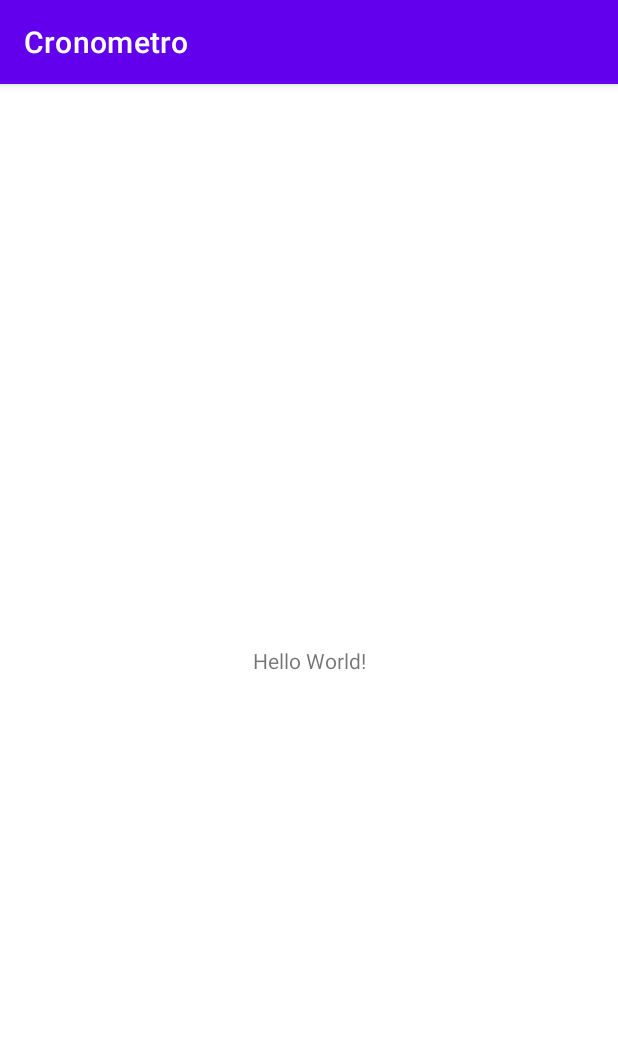
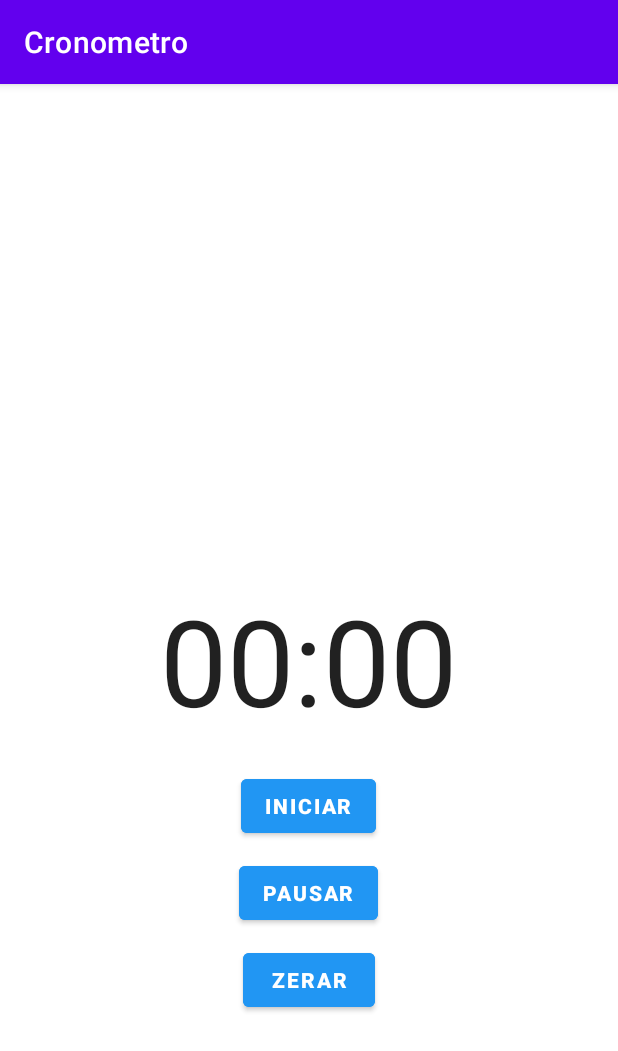
Before and after one commit to brgillian/AppCronometro, an Android app: the screen it shows after launch (MainActivity), on a phone screen of 412 x 824 dp. Shown: the top 1051 px of the screen. Run offline under Robolectric (Android 15) with nearby library versions, the phone set to English and light mode, and no system bars.

Commit message:
Layout do cronômetro

```diff
--- a/projeto/app/src/main/res/layout/activity_main.xml
+++ b/projeto/app/src/main/res/layout/activity_main.xml
@@ -1,18 +1,56 @@
 <?xml version="1.0" encoding="utf-8"?>
-<androidx.constraintlayout.widget.ConstraintLayout xmlns:android="http://schemas.android.com/apk/res/android"
+<RelativeLayout xmlns:android="http://schemas.android.com/apk/res/android"
     xmlns:app="http://schemas.android.com/apk/res-auto"
     xmlns:tools="http://schemas.android.com/tools"
     android:layout_width="match_parent"
     android:layout_height="match_parent"
     tools:context=".MainActivity">
 
-    <TextView
+    <Chronometer
+        android:id="@+id/cronometro"
         android:layout_width="wrap_content"
         android:layout_height="wrap_content"
-        android:text="Hello World!"
-        app:layout_constraintBottom_toBottomOf="parent"
-        app:layout_constraintLeft_toLeftOf="parent"
-        app:layout_constraintRight_toRightOf="parent"
-        app:layout_constraintTop_toTopOf="parent" />
+        android:textSize="80sp"
+        android:layout_centerHorizontal="true"
+        android:layout_centerVertical="true"/>
 
-</androidx.constraintlayout.widget.ConstraintLayout>
+    <Button
+        android:id="@+id/iniciar"
+        android:layout_width="wrap_content"
+        android:layout_height="wrap_content"
+        android:text="Iniciar"
+        android:textColor="@color/white"
+        android:textStyle="bold"
+        android:backgroundTint="@color/blue"
+        android:layout_marginTop="20dp"
+        android:layout_below="@+id/cronometro"
+        android:layout_centerHorizontal="true"
+        />
+
+    <Button
+        android:id="@+id/pausar"
+        android:layout_width="wrap_content"
+        android:layout_height="wrap_content"
+        android:text="Pausar"
+        android:textColor="@color/white"
+        android:textStyle="bold"
+        android:backgroundTint="@color/blue"
+        android:layout_marginTop="10dp"
+        android:layout_below="@+id/iniciar"
+        android:layout_centerHorizontal="true"
+        />
+
+    <Button
+        android:id="@+id/zerar"
+        android:layout_width="wrap_content"
+        android:layout_height="wrap_content"
+        android:text="Zerar"
+        android:textColor="@color/white"
+        android:textStyle="bold"
+        android:backgroundTint="@color/blue"
+        android:layout_marginTop="10dp"
+        android:layout_below="@+id/pausar"
+        android:layout_centerHorizontal="true"
+        />
+
+</RelativeLayout>
--- a/projeto/app/src/main/res/values/colors.xml
+++ b/projeto/app/src/main/res/values/colors.xml
@@ -7,4 +7,5 @@
     <color name="teal_700">#FF018786</color>
     <color name="black">#FF000000</color>
     <color name="white">#FFFFFFFF</color>
+    <color name="blue">#2196F3</color>
 </resources>
```
